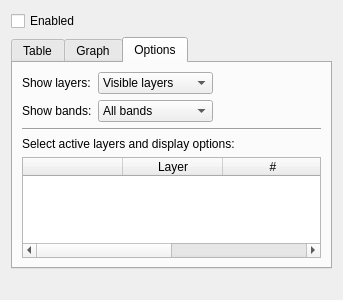
Old version of the form ui_valuewidgetbase.ui in the repository etiennesky/valuetool.
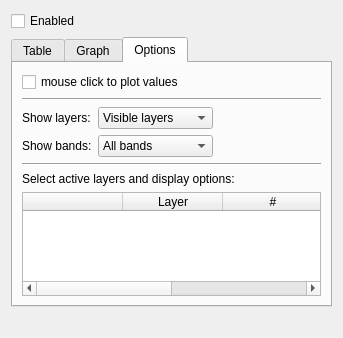
New version of the form. The open tabs and pages were chosen to show the change.

Commit message: refactor as a Map Tool rather than tracking canvas position, this allows to plot on mouse click instead of mouse move

What changed in the file:
```diff
--- a/ui_valuewidgetbase.ui
+++ b/ui_valuewidgetbase.ui
@@ -7,7 +7,7 @@
     <x>0</x>
     <y>0</y>
     <width>343</width>
-    <height>300</height>
+    <height>338</height>
    </rect>
   </property>
   <property name="windowTitle">
@@ -201,21 +201,47 @@
       <attribute name="title">
        <string>Options</string>
       </attribute>
-      <layout class="QGridLayout" name="gridLayout">
-       <item row="5" column="1">
-        <spacer name="verticalSpacer">
+      <layout class="QVBoxLayout" name="verticalLayout_4">
+       <item>
+        <widget class="QCheckBox" name="cbxClick">
+         <property name="toolTip">
+          <string>Use this if plotting is slow (e.g. when using mpl Graph) or to select a particular point</string>
+         </property>
+         <property name="text">
+          <string>mouse click to plot values</string>
+         </property>
+        </widget>
+       </item>
+       <item>
+        <widget class="Line" name="line_2">
          <property name="orientation">
-          <enum>Qt::Vertical</enum>
+          <enum>Qt::Horizontal</enum>
+         </property>
+        </widget>
+       </item>
+       <item>
+        <layout class="QGridLayout" name="gridLayout_2">
+         <item row="2" column="0">
+          <widget class="QLabel" name="label_4">
+           <property name="text">
+            <string>Show bands:</string>
+           </property>
+          </widget>
+         </item>
+         <item row="1" column="2">
+          <spacer name="horizontalSpacer_4">
+           <property name="orientation">
+            <enum>Qt::Horizontal</enum>
          </property>
          <property name="sizeHint" stdset="0">
           <size>
-           <width>20</width>
-           <height>40</height>
+             <width>40</width>
+             <height>20</height>
           </size>
          </property>
         </spacer>
        </item>
-       <item row="0" column="0">
+         <item row="1" column="0">
         <widget class="QLabel" name="label_3">
          <property name="text">
           <string>Show layers:</string>
@@ -223,32 +249,6 @@
         </widget>
        </item>
        <item row="1" column="1">
-        <widget class="QComboBox" name="cbxBands">
-         <item>
-          <property name="text">
-           <string>All bands</string>
-          </property>
-         </item>
-         <item>
-          <property name="text">
-           <string>Active bands</string>
-          </property>
-         </item>
-         <item>
-          <property name="text">
-           <string>Selected bands</string>
-          </property>
-         </item>
-        </widget>
-       </item>
-       <item row="1" column="0">
-        <widget class="QLabel" name="label_4">
-         <property name="text">
-          <string>Show bands:</string>
-         </property>
-        </widget>
-       </item>
-       <item row="0" column="1">
         <widget class="QComboBox" name="cbxLayers">
          <item>
           <property name="text">
@@ -267,20 +267,42 @@
          </item>
         </widget>
        </item>
-       <item row="0" column="2">
-        <spacer name="horizontalSpacer_4">
+         <item row="2" column="1">
+          <widget class="QComboBox" name="cbxBands">
+           <item>
+            <property name="text">
+             <string>All bands</string>
+            </property>
+           </item>
+           <item>
+            <property name="text">
+             <string>Active bands</string>
+            </property>
+           </item>
+           <item>
+            <property name="text">
+             <string>Selected bands</string>
+            </property>
+           </item>
+          </widget>
+         </item>
+        </layout>
+       </item>
+       <item>
+        <widget class="Line" name="line">
          <property name="orientation">
           <enum>Qt::Horizontal</enum>
          </property>
-         <property name="sizeHint" stdset="0">
-          <size>
-           <width>40</width>
-           <height>20</height>
-          </size>
+        </widget>
+       </item>
+       <item>
+        <widget class="QLabel" name="label_5">
+         <property name="text">
+          <string>Select active layers and display options:</string>
          </property>
-        </spacer>
+        </widget>
        </item>
-       <item row="4" column="0" colspan="3">
+       <item>
         <widget class="QTableWidget" name="tableWidget2">
          <property name="editTriggers">
           <set>QAbstractItemView::NoEditTriggers</set>
@@ -313,19 +335,18 @@
          </column>
         </widget>
        </item>
-       <item row="3" column="0" colspan="3">
-        <widget class="QLabel" name="label_5">
-         <property name="text">
-          <string>Select active layers and display options:</string>
-         </property>
-        </widget>
-       </item>
-       <item row="2" column="0" colspan="3">
-        <widget class="Line" name="line">
+       <item>
+        <spacer name="verticalSpacer">
          <property name="orientation">
-          <enum>Qt::Horizontal</enum>
+          <enum>Qt::Vertical</enum>
          </property>
-        </widget>
+         <property name="sizeHint" stdset="0">
+          <size>
+           <width>20</width>
+           <height>40</height>
+          </size>
+         </property>
+        </spacer>
        </item>
       </layout>
      </widget>
```
Lines whose indentation alone changed are shown as unchanged. The commit also changes 6 other files.
